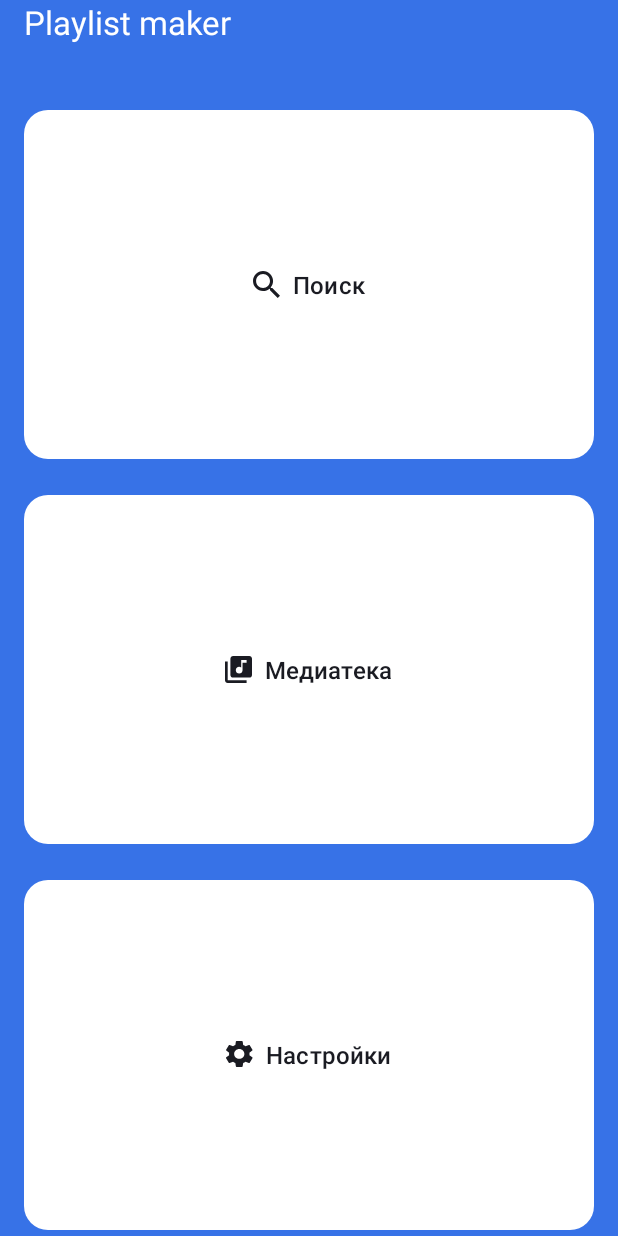
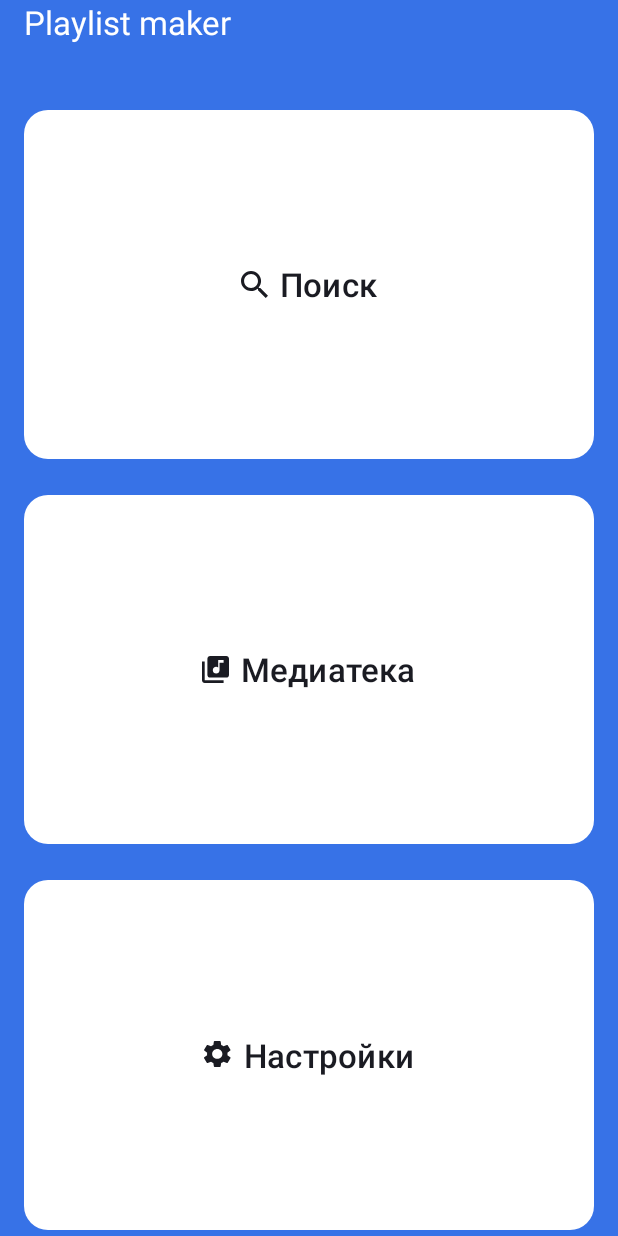
Before and after one commit to AmI2077/PlaylistMaker, an Android app: the screen it shows after launch (MainActivity), on a phone screen of 412 x 824 dp. Run offline under Robolectric (Android 15) with nearby library versions, the phone set to English and light mode, and no system bars.

Commit message:
fixed bugs in the dev branch

```diff
--- a/app/src/main/java/com/example/playlistmaker/SettingsActivity.kt
+++ b/app/src/main/java/com/example/playlistmaker/SettingsActivity.kt
@@ -32,6 +32,6 @@ class SettingsActivity : AppCompatActivity() {
     }
 
     private fun onBackClick() {
-        startActivity(Intent(this@SettingsActivity, MainActivity::class.java))
+        finish()
     }
 }
--- a/app/src/main/res/layout/activity_main.xml
+++ b/app/src/main/res/layout/activity_main.xml
@@ -18,7 +18,7 @@
         android:layout_height="wrap_content"
         android:text="@string/app_title"
         android:paddingBottom="40dp"
-        android:textSize="22sp"
+        android:textSize="@dimen/text_size_22"
         android:textColor="@color/white"
         />
     <Button
@@ -29,7 +29,7 @@
         android:layout_marginBottom="16dp"
         android:layout_weight="1"
         android:text="@string/search"
-        app:icon="@drawable/search_icon"
+        app:icon="@drawable/ic_search_24"
         />
     <Button
         android:id="@+id/library_btn"
@@ -38,7 +38,7 @@
         android:layout_weight="1"
         android:layout_marginBottom="16dp"
         android:text="@string/library"
-        app:icon="@drawable/library_icon"
+        app:icon="@drawable/ic_library_24"
         style="@style/btn_style"/>
     <Button
         android:id="@+id/settings_btn"
@@ -46,7 +46,7 @@
         android:layout_height="0dp"
         android:layout_weight="1"
         android:text="@string/settings"
-        app:icon="@drawable/settings_icon"
+        app:icon="@drawable/ic_settings_24"
         style="@style/btn_style"/>
 
 </LinearLayout>
--- a/app/src/main/res/values/dimens.xml
+++ b/app/src/main/res/values/dimens.xml
@@ -4,4 +4,5 @@
     <dimen name="padding_16">16dp</dimen>
     <dimen name="btn_corner_radius_16">16dp</dimen>
     <dimen name="search_corner_radius_8">8dp</dimen>
+    <dimen name="text_size_22">22sp</dimen>
 </resources>
--- a/app/src/main/res/values/styles.xml
+++ b/app/src/main/res/values/styles.xml
@@ -19,7 +19,7 @@
     <style name="btn_style">
         <item name="backgroundTint">@color/white</item>
         <item name="cornerRadius">@dimen/btn_corner_radius_16</item>
-        <item name="android:textSize">@dimen/btn_corner_radius_16</item>
+        <item name="android:textSize">@dimen/text_size_22</item>
         <item name="android:textColor">@color/yp_black</item>
         <item name="iconGravity">textStart</item>
         <item name="iconTint">@color/yp_black</item>
```
Also changed, not shown: app/src/main/res/layout/activity_settings.xml (+4 -4 lines), app/src/main/res/drawable/ic_back_24.xml (renamed from app/src/main/res/drawable/back_icon.xml), app/src/main/res/drawable/ic_back_arrow_24.xml (renamed from app/src/main/res/drawable/arrow_icon.xml), app/src/main/res/drawable/ic_library_24.xml (renamed from app/src/main/res/drawable/library_icon.xml), app/src/main/res/drawable/ic_search_24.xml (renamed from app/src/main/res/drawable/search_icon.xml), app/src/main/res/drawable/ic_settings_24.xml (renamed from app/src/main/res/drawable/settings_icon.xml), app/src/main/res/drawable/ic_share_24.xml (renamed from app/src/main/res/drawable/share_icon.xml), app/src/main/res/drawable/ic_support_24.xml (renamed from app/src/main/res/drawable/support_icon.xml), 3 other files.
